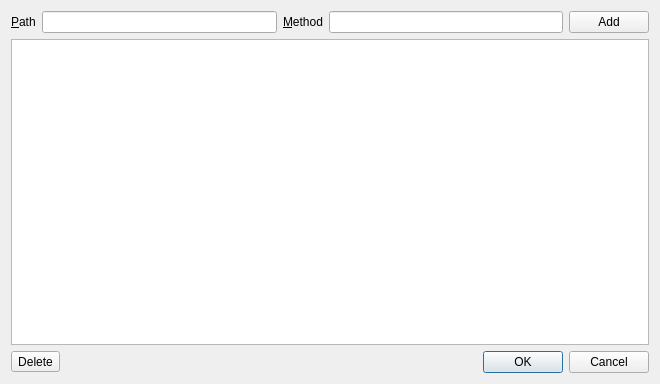
This is src/dlgsubscriptions.ui in syyyr/shvspy as Qt 5 draws it before an edit. The edited form follows.
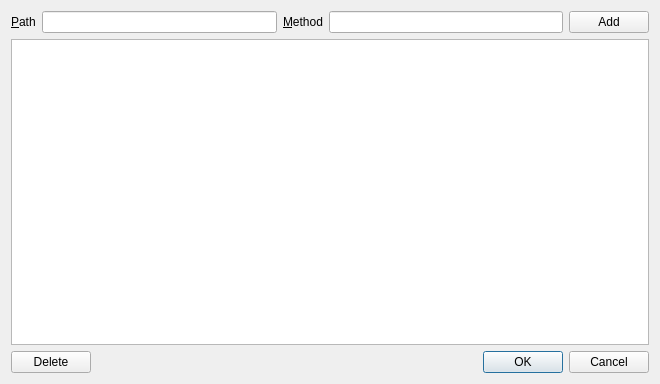
This is the edited form.

Commit message: QToolButton  -> QPushButton

What changed in the file:
```diff
--- a/src/dlgsubscriptions.ui
+++ b/src/dlgsubscriptions.ui
@@ -57,7 +57,7 @@
    <item>
     <layout class="QHBoxLayout" name="horizontalLayout_2">
      <item>
-      <widget class="QToolButton" name="deleteSubscriptionButton">
+      <widget class="QPushButton" name="deleteSubscriptionButton">
        <property name="text">
         <string>Delete</string>
        </property>
```
The commit also changes 1 other file.
